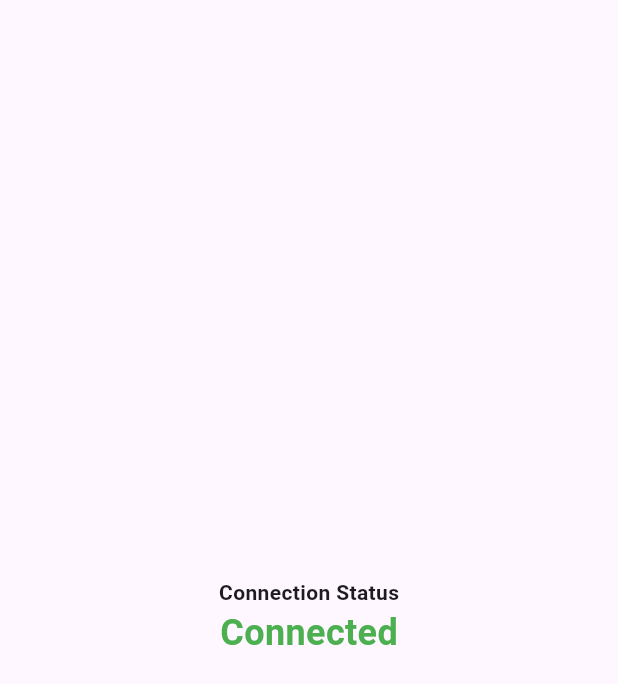
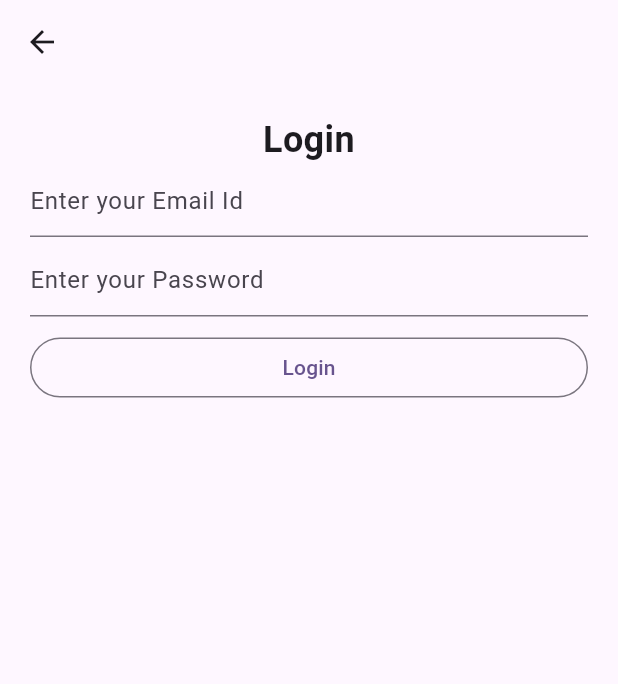
Before and after one commit to Sahilkumr/network_status_app, a Flutter app: the screen it shows after launch, on a phone screen of 412 x 824 dp. Shown: the top 684 px of the screen. Run offline on Flutter 3.47's test engine with Material 3 defaults, Android fonts, the phone set to English and light mode, and no system bars; our stand-ins replace bloc, connectivity_plus, email_validator, flutter_bloc, internet_connection_checker.

Commit message:
Changes made to make Form Validation Work.

```diff
--- /dev/null
+++ b/lib/form_validation/form_home.dart
@@ -0,0 +1,97 @@
+import 'package:flutter/material.dart';
+import 'package:flutter_bloc/flutter_bloc.dart';
+import 'package:network_status_app/form_validation/signIn/bloc/signin_bloc.dart';
+
+class FormHomeScreen extends StatelessWidget {
+  const FormHomeScreen({super.key});
+
+  @override
+  Widget build(BuildContext context) {
+    TextEditingController emailController = TextEditingController();
+    TextEditingController passwordController = TextEditingController();
+
+    return Scaffold(
+      appBar: AppBar(),
+      body: Center(
+        child: ListView(
+          physics: const NeverScrollableScrollPhysics(),
+          padding: const EdgeInsets.all(20),
+          children: [
+            const Text(
+              'Login',
+              textAlign: TextAlign.center,
+              style: TextStyle(
+                fontSize: 24,
+                fontWeight: FontWeight.bold,
+              ),
+            ),
+            TextField(
+              controller: emailController,
+              onChanged: (value) {
+                BlocProvider.of<SigninBloc>(context).add(
+                  SingInFieldsChangedEvent(
+                    emailValue: emailController.text,
+                    passwordValue: passwordController.text,
+                  ),
+                );
+              },
+              decoration: const InputDecoration(
+                hintText: 'Enter your Email Id',
+              ),
+            ),
+            const SizedBox(
+              height: 5,
+            ),
+            TextField(
+              controller: passwordController,
+              onChanged: (value) {
+                BlocProvider.of<SigninBloc>(context).add(
+                  SingInFieldsChangedEvent(
+                    emailValue: emailController.text,
+                    passwordValue: passwordController.text,
+                  ),
+                );
+              },
+              decoration: const InputDecoration(
+                hintText: 'Enter your Password',
+              ),
+            ),
+            BlocBuilder<SigninBloc, SigninState>(
+              builder: (context, state) {
+                if (state is SinginErrorState) {
+                  return Text(
+                    state.error.toString(),
+                    textAlign: TextAlign.start,
+                    style: const TextStyle(color: Colors.red),
+                  );
+                } else {
+                  return Container();
+                }
+              },
+            ),
+            const SizedBox(height: 10),
+            BlocBuilder<SigninBloc, SigninState>(
+              builder: (context, state) {
+                return (state is SinginLoadingState)
+                    ? const Center(
+                        child: CircularProgressIndicator(),
+                      )
+                    : OutlinedButton(
+                        onPressed: () {
+                          BlocProvider.of<SigninBloc>(context).add(
+                            SingInButtonEvent(
+                              email: emailController.text,
+                              password: passwordController.text,
+                            ),
+                          );
+                        },
+                        child: const Text('Login'),
+                      );
+              },
+            ),
+          ],
+        ),
+      ),
+    );
+  }
+}
--- a/lib/main.dart
+++ b/lib/main.dart
@@ -1,6 +1,6 @@
 import 'package:flutter/material.dart';
 import 'package:flutter_bloc/flutter_bloc.dart';
-import 'package:network_status_app/network_status/bloc/bloc/network_bloc.dart';
+import 'package:network_status_app/network_status/cubit/network_cubit.dart';
 import 'package:network_status_app/network_status/network_home.dart';
 
 void main() {
@@ -13,7 +13,7 @@ class MyApp extends StatelessWidget {
   @override
   Widget build(BuildContext context) {
     return BlocProvider(
-      create: (context) => NetworkBloc(),
+      create: (context) => NetworkCubit(),
       child: MaterialApp(
         debugShowCheckedModeBanner: false,
         title: 'Flutter Demo',
--- /dev/null
+++ b/lib/network_status/cubit/network_cubit.dart
@@ -0,0 +1,29 @@
+import 'dart:async';
+import 'package:flutter_bloc/flutter_bloc.dart';
+import 'package:connectivity_plus/connectivity_plus.dart';
+
+enum NetworkStates { initial, connected, disconnected }
+
+class NetworkCubit extends Cubit<NetworkStates> {
+  final Connectivity _connection = Connectivity();
+  StreamSubscription? connectionSubscription;
+
+  NetworkCubit() : super(NetworkStates.initial) {
+    connectionSubscription = _connection.onConnectivityChanged.listen(
+      (result) {
+        if (result == ConnectivityResult.mobile ||
+            result == ConnectivityResult.wifi) {
+          emit(NetworkStates.connected);
+        } else {
+          emit(NetworkStates.disconnected);
+        }
+      },
+    );
+  }
+
+  @override
+  Future<void> close() {
+    connectionSubscription?.cancel();
+    return super.close();
+  }
+}
--- a/lib/network_status/network_home.dart
+++ b/lib/network_status/network_home.dart
@@ -1,6 +1,8 @@
 import 'package:flutter/material.dart';
 import 'package:flutter_bloc/flutter_bloc.dart';
-import 'package:network_status_app/network_status/bloc/bloc/network_bloc.dart';
+import 'package:network_status_app/form_validation/form_home.dart';
+import 'package:network_status_app/form_validation/signIn/bloc/signin_bloc.dart';
+import 'package:network_status_app/network_status/cubit/network_cubit.dart';
 
 class NetworkHome extends StatelessWidget {
   const NetworkHome({super.key});
@@ -16,14 +18,22 @@ class NetworkHome extends StatelessWidget {
               'Connection Status',
               style: TextStyle(fontWeight: FontWeight.bold),
             ),
-            BlocConsumer<NetworkBloc, NetworkState>(
+            BlocConsumer<NetworkCubit, NetworkStates>(
               listener: (context, state) {
-                if (state is NetworkConnectedState) {
+                if (state == NetworkStates.connected) {
                   ScaffoldMessenger.of(context).showSnackBar(
                     const SnackBar(
                       duration: Duration(seconds: 2),
                       showCloseIcon: true,
                       content: Text('You are Connnected to Internet'),
+                    ),
+                  );
+                  Navigator.of(context).push(
+                    MaterialPageRoute(
+                      builder: (context) => BlocProvider(
+                        create: (context) => SigninBloc(),
+                        child: const FormHomeScreen(),
+                      ),
                     ),
                   );
                 } else {
@@ -37,13 +47,13 @@ class NetworkHome extends StatelessWidget {
                 }
               },
               builder: (context, state) {
-                if (state is NetworkConnectedState) {
+                if (state == NetworkStates.connected) {
                   return const Text('Connected',
                       style: TextStyle(
                           color: Colors.green,
                           fontSize: 24,
                           fontWeight: FontWeight.bold));
-                } else if (state is NetworkDisconnectedState) {
+                } else if (state == NetworkStates.disconnected) {
                   return const Text('Disconnect',
                       style: TextStyle(
                           color: Colors.red,
--- a/pubspec.yaml
+++ b/pubspec.yaml
@@ -39,6 +39,8 @@ dependencies:
   flutter_bloc: ^8.1.3
   connectivity_plus: ^5.0.2
   internet_connection_checker: ^1.0.0+1
+  email_validator: ^2.1.17
+  meta: ^1.10.0
 
 dev_dependencies:
   flutter_test:
```
Also changed, not shown: pubspec.lock.
